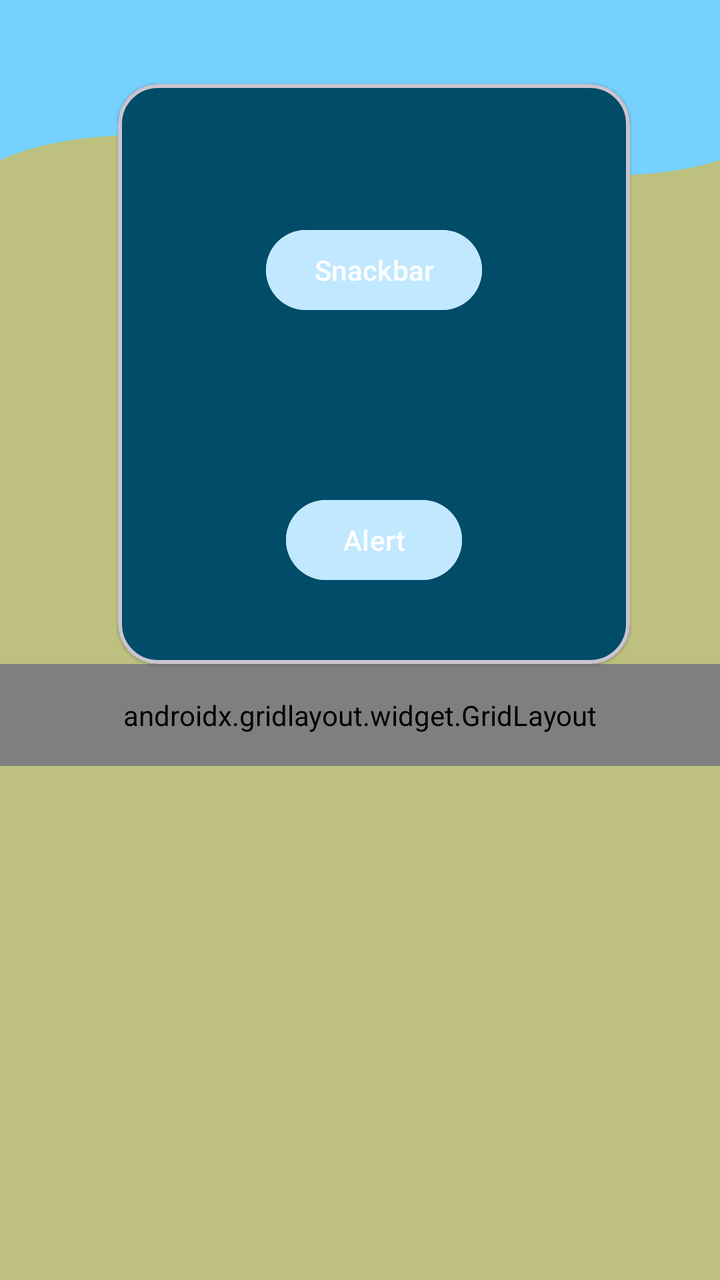
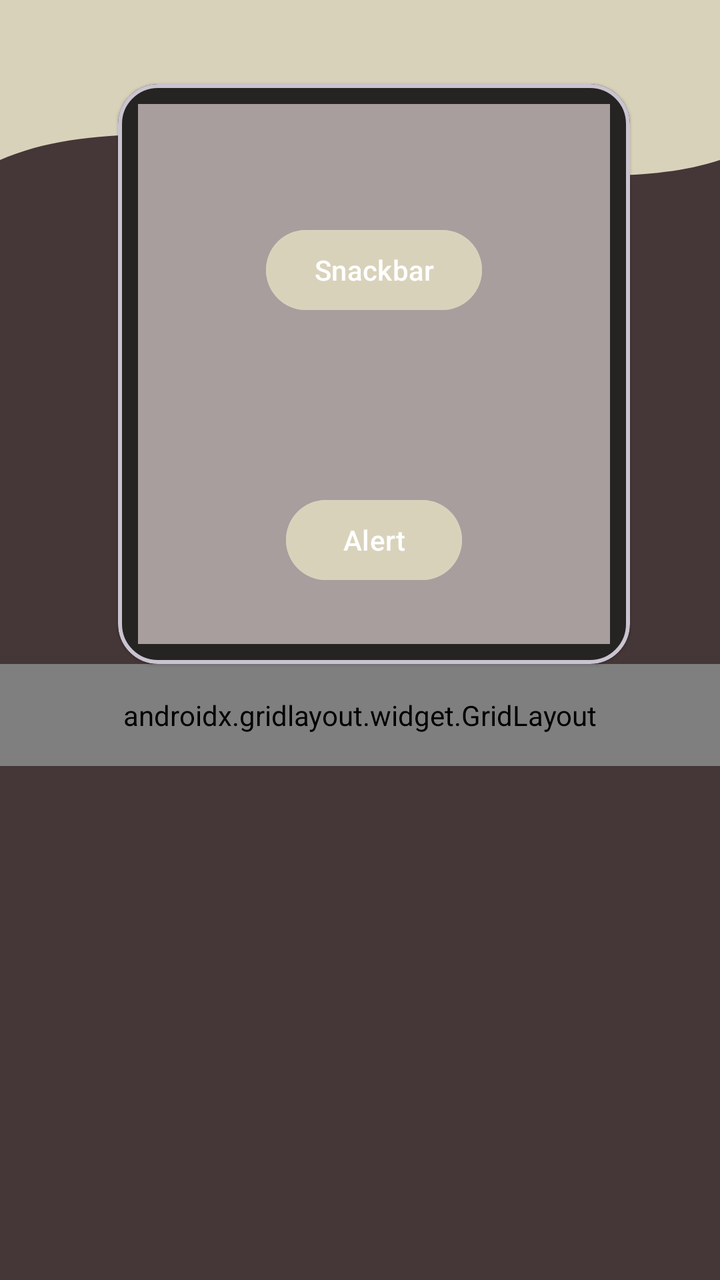

Compare the two renders of this Android layout. The source of the first and the diff that turns it into the second are given below.
<!-- AndroidManifest.xml: application theme Theme.Armida_TIA -->
<!-- res/layout/fragment_home.xml -->
<?xml version="1.0" encoding="utf-8"?>
<androidx.constraintlayout.widget.ConstraintLayout xmlns:android="http://schemas.android.com/apk/res/android"
    xmlns:tools="http://schemas.android.com/tools"
    android:layout_width="match_parent"
    android:layout_height="match_parent"
    xmlns:app="http://schemas.android.com/apk/res-auto"
    tools:context=".Home.HomeFragment"
    android:background="#BDC07E">

    <View
        android:id="@+id/background_header"
        android:layout_width="0dp"
        android:layout_height="200dp"
        android:background="@drawable/bg_header_wave"
        app:layout_constraintStart_toStartOf="parent"
        app:layout_constraintEnd_toEndOf="parent"
        app:layout_constraintTop_toTopOf="parent" />

    <androidx.appcompat.widget.Toolbar
        android:id="@+id/toolbar"
        android:layout_width="match_parent"
        android:layout_height="?attr/actionBarSize"
        android:background="@color/material_dynamic_primary80"
        app:layout_constraintBottom_toBottomOf="parent"
        app:layout_constraintTop_toTopOf="parent"
        app:layout_constraintVertical_bias="0.0"
        app:subtitleTextColor="@android:color/white"
        app:titleTextColor="@android:color/white"
        tools:layout_editor_absoluteX="32dp"/>

    <TextView
        android:id="@+id/textView4"
        android:layout_width="wrap_content"
        android:layout_height="wrap_content"
        android:fontFamily="@font/henny_penny_regular"
        android:text="Halaman Main"
        android:textSize="25sp"
        android:textStyle="italic"
        app:layout_constraintBottom_toBottomOf="parent"
        app:layout_constraintEnd_toEndOf="parent"
        app:layout_constraintStart_toStartOf="parent"
        app:layout_constraintTop_toTopOf="parent"
        app:layout_constraintVertical_bias="0.139" />

    <com.google.android.material.card.MaterialCardView
        android:id="@+id/materialCardView"
        android:layout_width="256dp"
        android:layout_height="290dp"
        android:layout_marginBottom="308dp"
        app:cardBackgroundColor="@color/material_dynamic_primary30"
        app:cardCornerRadius="20sp"
        app:cardElevation="1dp"
        app:layout_constraintBottom_toBottomOf="parent"
        app:layout_constraintEnd_toEndOf="parent"
        app:layout_constraintHorizontal_bias="0.567"
        app:layout_constraintStart_toStartOf="parent"
        app:strokeWidth="2dp">

        <androidx.constraintlayout.widget.ConstraintLayout
            android:layout_width="match_parent"
            android:layout_height="match_parent"
            android:layout_margin="10dp">

            <Button
                android:id="@+id/btnsnackbar"
                android:layout_width="wrap_content"
                android:layout_height="wrap_content"
                android:backgroundTint="@color/material_dynamic_primary90"
                android:text="Snackbar"
                android:textColorLink="@color/material_dynamic_primary30"
                app:layout_constraintBottom_toTopOf="@+id/btnalert"
                app:layout_constraintEnd_toEndOf="parent"
                app:layout_constraintStart_toStartOf="parent"
                app:layout_constraintTop_toTopOf="parent"
                app:layout_constraintVertical_bias="0.405" />

            <Button
                android:id="@+id/btnalert"
                android:layout_width="wrap_content"
                android:layout_height="wrap_content"
                android:layout_marginBottom="28dp"
                android:backgroundTint="@color/material_dynamic_primary90"
                android:text="Alert"
                app:layout_constraintBottom_toBottomOf="parent"
                app:layout_constraintEnd_toEndOf="parent"
                app:layout_constraintStart_toStartOf="parent" />
        </androidx.constraintlayout.widget.ConstraintLayout>

    </com.google.android.material.card.MaterialCardView>

    <androidx.gridlayout.widget.GridLayout
        android:id="@+id/gridMenu"
        android:layout_width="0dp"
        android:layout_height="wrap_content"
        android:padding="16dp"
        app:columnCount="3"
        app:useDefaultMargins="true"
        app:layout_constraintEnd_toEndOf="parent"
        app:layout_constraintStart_toStartOf="parent"
        app:layout_constraintTop_toBottomOf="@+id/materialCardView">

    <Button
        android:id="@+id/btnToLima"
        android:layout_width="wrap_content"
        android:layout_height="wrap_content"
        android:backgroundTint="@color/material_dynamic_primary90"
        android:text="P5"
        app:layout_columnWeight="1"
        app:layout_gravity="fill_horizontal"
        />

    <Button
        android:id="@+id/btnLogout"
        android:layout_width="wrap_content"
        android:layout_height="wrap_content"
        android:backgroundTint="@color/material_dynamic_primary90"
        android:text="Logout"
        app:layout_columnWeight="1"
        app:layout_gravity="fill_horizontal"
        />

    <Button
        android:id="@+id/btnToEnam"
        android:layout_width="wrap_content"
        android:layout_height="wrap_content"
        android:backgroundTint="@color/material_dynamic_primary90"
        android:text="P6"
        app:layout_columnWeight="1"
        app:layout_gravity="fill_horizontal"
       />

    <Button
        android:id="@+id/btnToNine"
        android:layout_width="wrap_content"
        android:layout_height="wrap_content"
        android:text="P9"
        app:layout_columnWeight="1"
        android:backgroundTint="@color/material_dynamic_primary90"
        app:layout_gravity="fill_horizontal"
        />
    </androidx.gridlayout.widget.GridLayout>
</androidx.constraintlayout.widget.ConstraintLayout>
<!-- resources referenced by this layout -->
<resources>
  <!-- drawable bg_header_wave (drawable) -->
  <vector xmlns:android="http://schemas.android.com/apk/res/android"
      android:width="100dp"
      android:height="100dp"
      android:viewportWidth="100"
      android:viewportHeight="100">
      <path
          android:fillColor="@color/material_dynamic_primary80"
          android:pathData="M0,0 L100,0 L100,40 C75,55 25,20 0,40 Z" />
  </vector>
  <style name="Theme.Armida_TIA" parent="Base.Theme.Armida_TIA" />
  <style name="Base.Theme.Armida_TIA" parent="Theme.Material3.DayNight.NoActionBar">
          
          
      </style>
</resources>

<!-- the commit's change to res/layout/fragment_home.xml (unified diff, before → after) -->
@@ -1,32 +1,33 @@
 <?xml version="1.0" encoding="utf-8"?>
 <androidx.constraintlayout.widget.ConstraintLayout xmlns:android="http://schemas.android.com/apk/res/android"
+    xmlns:app="http://schemas.android.com/apk/res-auto"
     xmlns:tools="http://schemas.android.com/tools"
     android:layout_width="match_parent"
     android:layout_height="match_parent"
-    xmlns:app="http://schemas.android.com/apk/res-auto"
-    tools:context=".Home.HomeFragment"
-    android:background="#BDC07E">
+    android:background="#453737"
+    tools:context=".Home.HomeFragment">
 
     <View
         android:id="@+id/background_header"
         android:layout_width="0dp"
         android:layout_height="200dp"
         android:background="@drawable/bg_header_wave"
+        android:backgroundTint="#D9D2BB"
+        app:layout_constraintEnd_toEndOf="parent"
         app:layout_constraintStart_toStartOf="parent"
-        app:layout_constraintEnd_toEndOf="parent"
         app:layout_constraintTop_toTopOf="parent" />
 
     <androidx.appcompat.widget.Toolbar
         android:id="@+id/toolbar"
         android:layout_width="match_parent"
         android:layout_height="?attr/actionBarSize"
-        android:background="@color/material_dynamic_primary80"
+        android:background="#D9D2BB"
         app:layout_constraintBottom_toBottomOf="parent"
         app:layout_constraintTop_toTopOf="parent"
         app:layout_constraintVertical_bias="0.0"
         app:subtitleTextColor="@android:color/white"
         app:titleTextColor="@android:color/white"
-        tools:layout_editor_absoluteX="32dp"/>
+        tools:layout_editor_absoluteX="32dp" />
 
     <TextView
         android:id="@+id/textView4"
@@ -34,6 +35,7 @@
         android:layout_height="wrap_content"
         android:fontFamily="@font/henny_penny_regular"
         android:text="Halaman Main"
+        android:textColor="#FBFBFB"
         android:textSize="25sp"
         android:textStyle="italic"
         app:layout_constraintBottom_toBottomOf="parent"
@@ -47,7 +49,7 @@
         android:layout_width="256dp"
         android:layout_height="290dp"
         android:layout_marginBottom="308dp"
-        app:cardBackgroundColor="@color/material_dynamic_primary30"
+        app:cardBackgroundColor="#262323"
         app:cardCornerRadius="20sp"
         app:cardElevation="1dp"
         app:layout_constraintBottom_toBottomOf="parent"
@@ -59,13 +61,14 @@
         <androidx.constraintlayout.widget.ConstraintLayout
             android:layout_width="match_parent"
             android:layout_height="match_parent"
-            android:layout_margin="10dp">
+            android:layout_margin="10dp"
+            android:background="#A89E9E">
 
             <Button
                 android:id="@+id/btnsnackbar"
                 android:layout_width="wrap_content"
                 android:layout_height="wrap_content"
-                android:backgroundTint="@color/material_dynamic_primary90"
+                android:backgroundTint="#D9D2BB"
                 android:text="Snackbar"
                 android:textColorLink="@color/material_dynamic_primary30"
                 app:layout_constraintBottom_toTopOf="@+id/btnalert"
@@ -79,7 +82,7 @@
                 android:layout_width="wrap_content"
                 android:layout_height="wrap_content"
                 android:layout_marginBottom="28dp"
-                android:backgroundTint="@color/material_dynamic_primary90"
+                android:backgroundTint="#D9D2BB"
                 android:text="Alert"
                 app:layout_constraintBottom_toBottomOf="parent"
                 app:layout_constraintEnd_toEndOf="parent"
@@ -94,49 +97,57 @@
         android:layout_height="wrap_content"
         android:padding="16dp"
         app:columnCount="3"
-        app:useDefaultMargins="true"
         app:layout_constraintEnd_toEndOf="parent"
         app:layout_constraintStart_toStartOf="parent"
-        app:layout_constraintTop_toBottomOf="@+id/materialCardView">
+        app:layout_constraintTop_toBottomOf="@+id/materialCardView"
+        app:useDefaultMargins="true">
 
-    <Button
-        android:id="@+id/btnToLima"
-        android:layout_width="wrap_content"
-        android:layout_height="wrap_content"
-        android:backgroundTint="@color/material_dynamic_primary90"
-        android:text="P5"
-        app:layout_columnWeight="1"
-        app:layout_gravity="fill_horizontal"
-        />
+        <Button
+            android:id="@+id/btnToLima"
+            android:layout_width="wrap_content"
+            android:layout_height="wrap_content"
+            android:backgroundTint="#D9D2BB"
+            android:text="P5"
+            app:layout_columnWeight="1"
+            app:layout_gravity="fill_horizontal" />
 
-    <Button
-        android:id="@+id/btnLogout"
-        android:layout_width="wrap_content"
-        android:layout_height="wrap_content"
-        android:backgroundTint="@color/material_dynamic_primary90"
-        android:text="Logout"
-        app:layout_columnWeight="1"
-        app:layout_gravity="fill_horizontal"
-        />
+        <Button
+            android:id="@+id/btnLogout"
+            android:layout_width="wrap_content"
+            android:layout_height="wrap_content"
+            android:backgroundTint="#D9D2BB"
+            android:text="Logout"
+            app:layout_columnWeight="1"
+            app:layout_gravity="fill_horizontal" />
 
-    <Button
-        android:id="@+id/btnToEnam"
-        android:layout_width="wrap_content"
-        android:layout_height="wrap_content"
-        android:backgroundTint="@color/material_dynamic_primary90"
-        android:text="P6"
-        app:layout_columnWeight="1"
-        app:layout_gravity="fill_horizontal"
-       />
+        <Button
+            android:id="@+id/btnToEnam"
+            android:layout_width="wrap_content"
+            android:layout_height="wrap_content"
+            android:backgroundTint="#D9D2BB"
+            android:text="P6"
+            app:layout_columnWeight="1"
+            app:layout_gravity="fill_horizontal" />
 
-    <Button
-        android:id="@+id/btnToNine"
-        android:layout_width="wrap_content"
-        android:layout_height="wrap_content"
-        android:text="P9"
-        app:layout_columnWeight="1"
-        android:backgroundTint="@color/material_dynamic_primary90"
-        app:layout_gravity="fill_horizontal"
-        />
+        <Button
+            android:id="@+id/btnToNine"
+            android:layout_width="wrap_content"
+            android:layout_height="wrap_content"
+            android:backgroundTint="#D9D2BB"
+            android:text="P9"
+            app:layout_columnWeight="1"
+            app:layout_gravity="fill_horizontal" />
+
+        <Button
+            android:id="@+id/btnToTen"
+            android:layout_width="wrap_content"
+            android:layout_height="wrap_content"
+            android:backgroundTint="#D9D2BB"
+            android:text="P10"
+            app:layout_columnWeight="1"
+            app:layout_gravity="fill_horizontal" />
+
     </androidx.gridlayout.widget.GridLayout>
+
+
 </androidx.constraintlayout.widget.ConstraintLayout>
